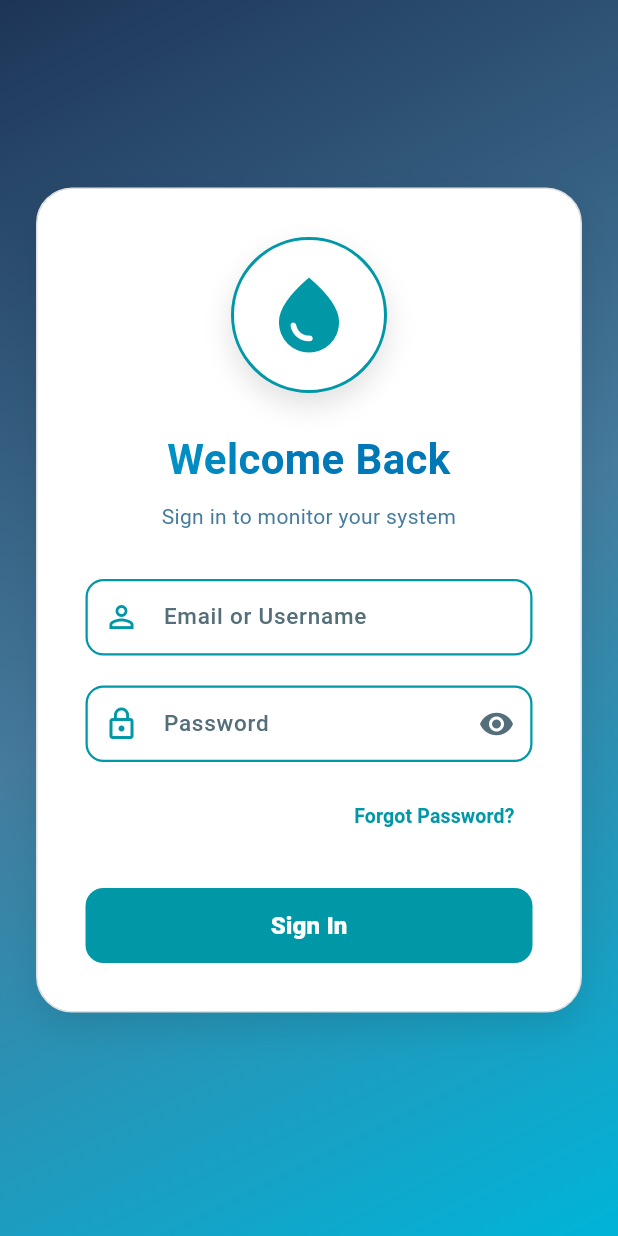
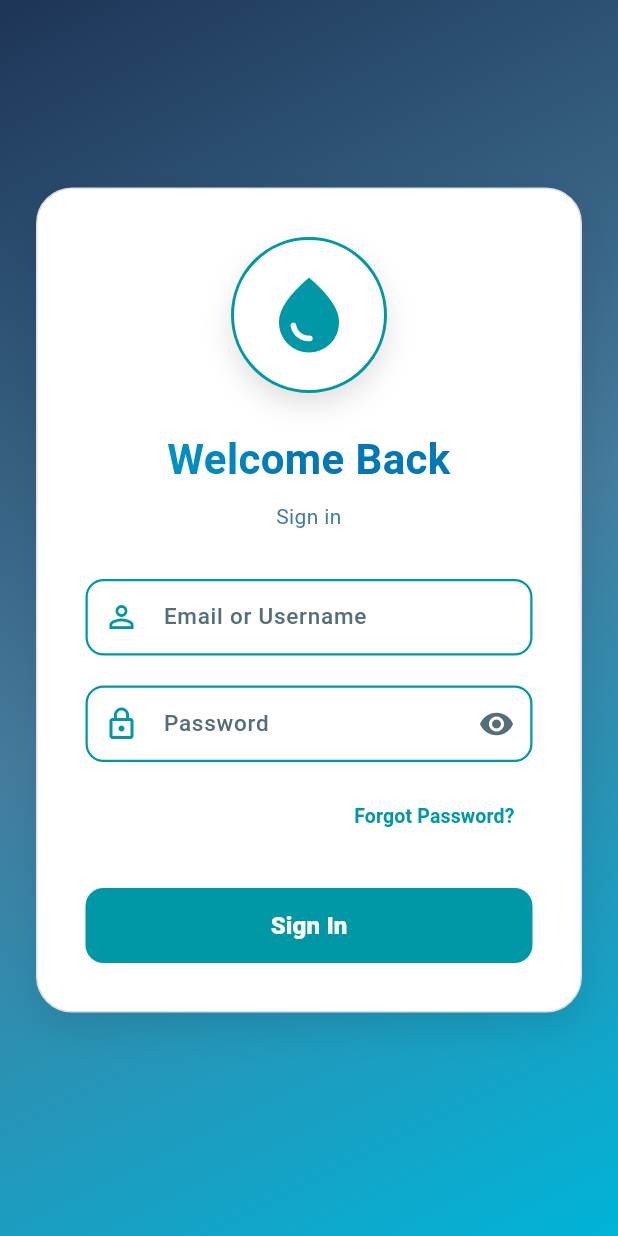
Before and after one commit to just-andrei/smart-aquaponics-web-admin, a Flutter app: the screen it shows after launch, on a phone screen of 412 x 824 dp. Run offline on Flutter 3.47's test engine with Material 3 defaults, Android fonts, the phone set to English and light mode, and no system bars; our stand-ins replace cloud_firestore, firebase_auth, firebase_core; accounts and stored records are empty.

Commit message:
initial commit

```diff
--- a/lib/sign_in_page.dart
+++ b/lib/sign_in_page.dart
@@ -250,7 +250,7 @@ class _SignInPageState extends State<SignInPage> {
                       ),
                       const SizedBox(height: 8),
                       const Text(
-                        'Sign in to monitor your system',
+                        'Sign in',
                         style: TextStyle(
                           color: AquaponicsColors.textSecondary,
                           fontSize: 14,
```
